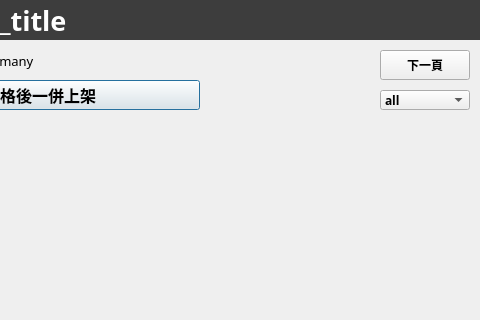
Old version of the form ui/addgoods_window.ui in the repository freefrit/AOOP_DogeShop; both pictures show x 480 to 960 and y 0 to 320 of the 960 by 700 pixel window.
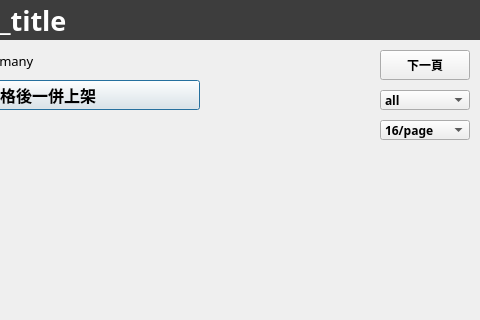
New version of the form.

```diff
--- a/ui/addgoods_window.ui
+++ b/ui/addgoods_window.ui
@@ -197,6 +197,41 @@
     </property>
    </item>
   </widget>
+  <widget class="QComboBox" name="rownum_box">
+   <property name="geometry">
+    <rect>
+     <x>860</x>
+     <y>120</y>
+     <width>90</width>
+     <height>20</height>
+    </rect>
+   </property>
+   <property name="font">
+    <font>
+     <family>Agency FB</family>
+     <weight>75</weight>
+     <bold>true</bold>
+    </font>
+   </property>
+   <property name="layoutDirection">
+    <enum>Qt::LeftToRight</enum>
+   </property>
+   <item>
+    <property name="text">
+     <string>16/page</string>
+    </property>
+   </item>
+   <item>
+    <property name="text">
+     <string>12/page</string>
+    </property>
+   </item>
+   <item>
+    <property name="text">
+     <string>8/page</string>
+    </property>
+   </item>
+  </widget>
  </widget>
  <resources/>
  <connections/>
```
